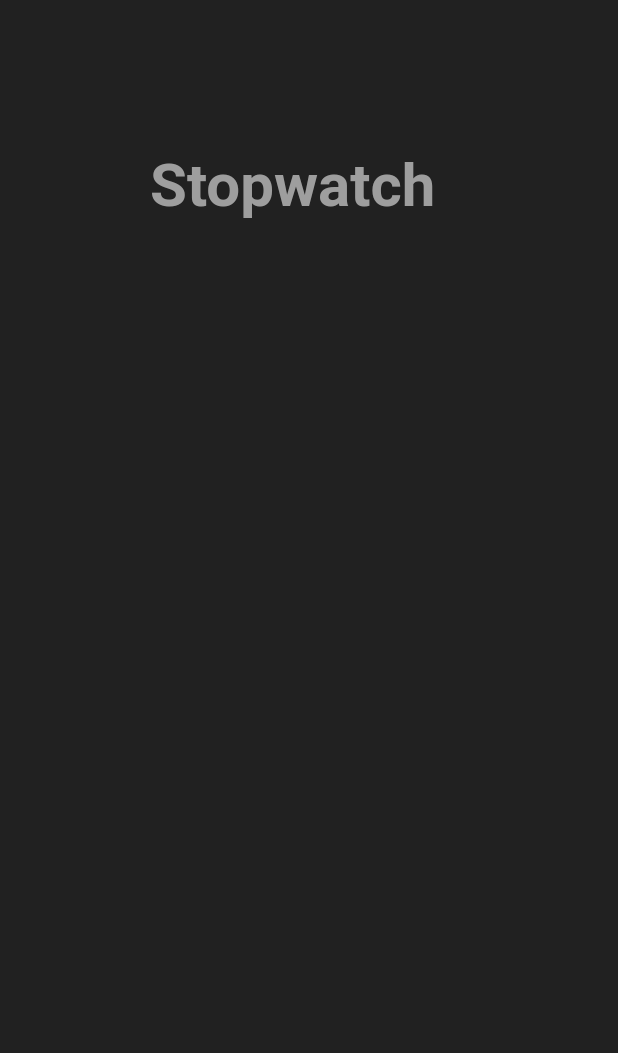
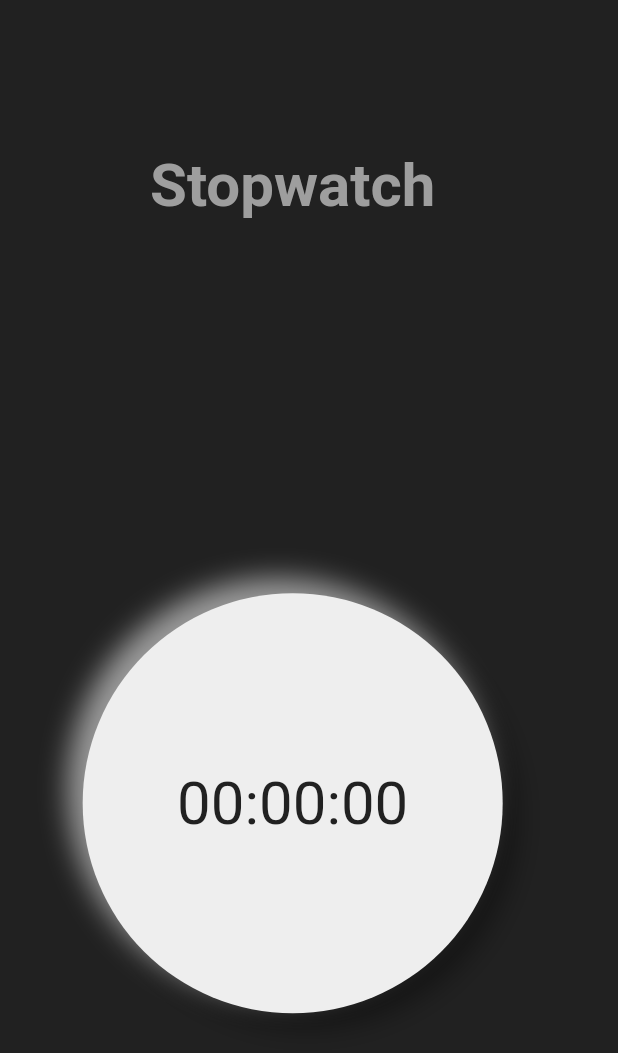
Before and after one commit to JasonKK/BOM-frontend, a Flutter app: the TimerPage screen opened directly, on a phone screen of 412 x 824 dp. Shown: the top 1053 px of the screen. Run offline on Flutter 3.47's test engine with Material 2 defaults, Android fonts, the phone set to English and light mode, and no system bars; missing offline and left inert: simple_timer.

Commit message:
Add Timer_time

```diff
--- a/lib/view/timer_view.dart
+++ b/lib/view/timer_view.dart
@@ -23,14 +23,42 @@ class _TimerPageState extends State<TimerPage> {
       backgroundColor: Colors.grey.shade900,
       body: Column(children: <Widget>[
         Padding(
-              padding:
-                  const EdgeInsets.symmetric(horizontal: 100, vertical: 100),
+            padding: const EdgeInsets.symmetric(horizontal: 100, vertical: 100),
             child: Text("Stopwatch",
                 style: TextStyle(
                   fontSize: 40,
                   fontWeight: FontWeight.bold,
                   color: Colors.grey,
                 ))),
-        ]));
+        Expanded(
+          child: Container(
+              width: 280,
+              height: 280,
+              decoration: BoxDecoration(
+                color: Colors.grey.shade200,
+                shape: BoxShape.circle,
+                boxShadow: [
+                  BoxShadow(
+                      offset: Offset(10, 10),
+                      color: Colors.black38,
+                      blurRadius: 15),
+                  BoxShadow(
+                      offset: Offset(-10, -10),
+                      color: Colors.white.withOpacity(0.55),
+                      blurRadius: 15),
+                ],
+              ),
+              child: Column(
+                  mainAxisAlignment: MainAxisAlignment.center,
+                  children: <Widget>[
+                    Text(
+                      "00:00:00",
+                      style:
+                          TextStyle(fontSize: 40, color: Colors.grey.shade900),
+                    )
+                  ])),
+        ),
+      ]),
+    );
   }
 }
```
Lines whose indentation alone changed are shown as unchanged.
